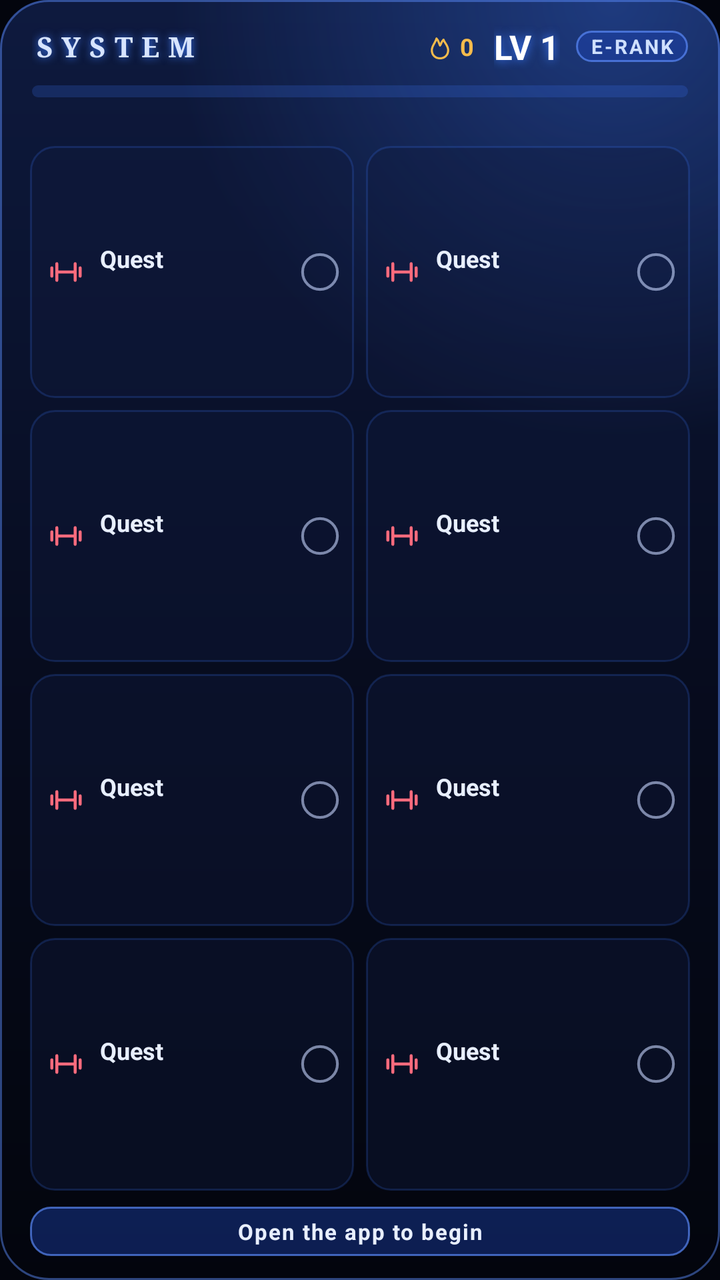
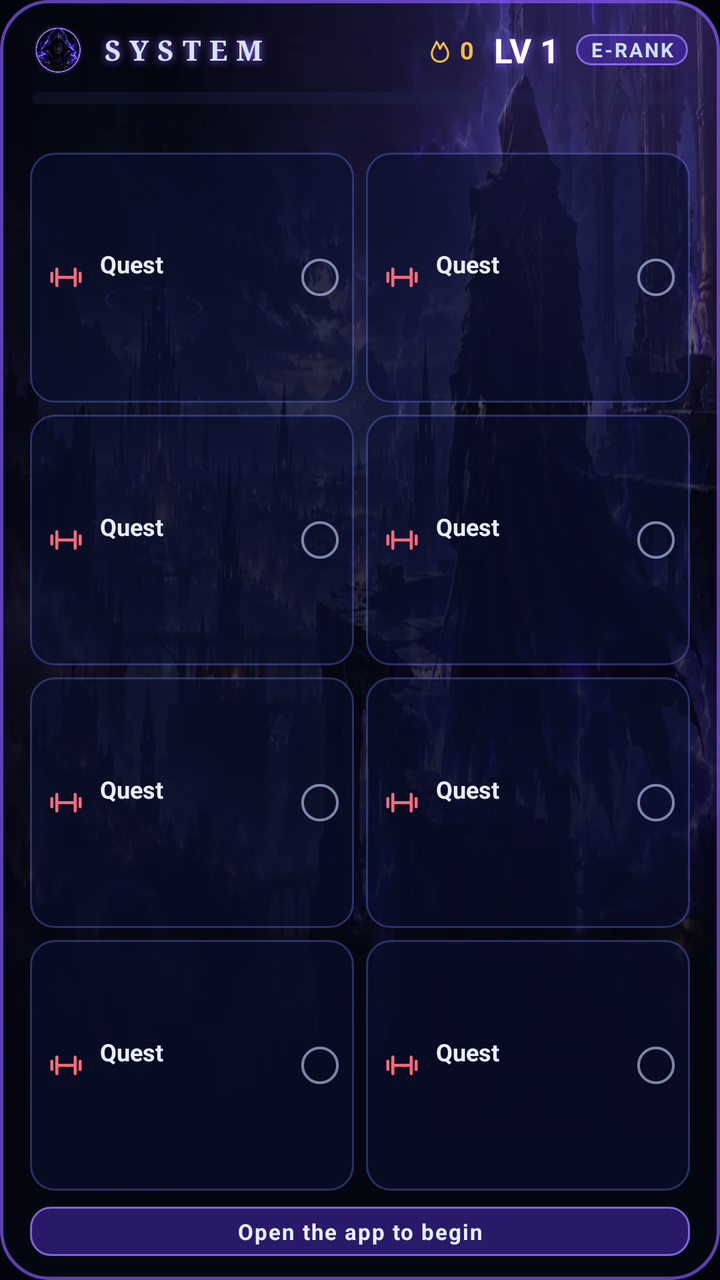

Screens rendered from an Android XML layout before and after an edit, with the pre-edit source and the edit as a unified diff.
<!-- AndroidManifest.xml: application theme AppTheme -->
<!-- res/layout/widget.xml -->
<?xml version="1.0" encoding="utf-8"?>
<LinearLayout xmlns:android="http://schemas.android.com/apk/res/android"
    android:id="@+id/root"
    android:layout_width="match_parent"
    android:layout_height="match_parent"
    android:background="@drawable/widget_bg"
    android:orientation="vertical"
    android:padding="12dp">

    <LinearLayout
        android:id="@+id/header"
        android:layout_width="match_parent"
        android:layout_height="wrap_content"
        android:gravity="center_vertical"
        android:orientation="horizontal"
        android:paddingStart="4dp"
        android:paddingEnd="4dp">
        <TextView
            android:layout_width="wrap_content"
            android:layout_height="wrap_content"
            android:fontFamily="serif"
            android:letterSpacing="0.32"
            android:shadowColor="#FF3D7BFF"
            android:shadowRadius="10"
            android:text="SYSTEM"
            android:textColor="#FFD7E4FF"
            android:textSize="14sp"
            android:textStyle="bold" />
        <TextView
            android:layout_width="0dp"
            android:layout_height="wrap_content"
            android:layout_weight="1"
            android:text="" />
        <ImageView
            android:layout_width="14dp"
            android:layout_height="14dp"
            android:contentDescription="@null"
            android:src="@drawable/ic_flame" />
        <TextView
            android:id="@+id/streak"
            android:layout_width="wrap_content"
            android:layout_height="wrap_content"
            android:layout_marginStart="3dp"
            android:layout_marginEnd="10dp"
            android:text="0"
            android:textColor="#FFF5BB4C"
            android:textSize="12sp"
            android:textStyle="bold" />
        <TextView
            android:id="@+id/level"
            android:layout_width="wrap_content"
            android:layout_height="wrap_content"
            android:shadowColor="#FF3D7BFF"
            android:shadowRadius="12"
            android:text="LV 1"
            android:textColor="#FFFFFFFF"
            android:textSize="17sp"
            android:textStyle="bold" />
        <TextView
            android:id="@+id/rank"
            android:layout_width="wrap_content"
            android:layout_height="wrap_content"
            android:layout_marginStart="8dp"
            android:background="@drawable/banner_blue"
            android:letterSpacing="0.1"
            android:paddingStart="7dp"
            android:paddingTop="1dp"
            android:paddingEnd="7dp"
            android:paddingBottom="1dp"
            android:text="E-RANK"
            android:textColor="#FFCFE0FF"
            android:textSize="10sp"
            android:textStyle="bold" />
    </LinearLayout>

    <ProgressBar
        android:id="@+id/xp"
        style="?android:attr/progressBarStyleHorizontal"
        android:layout_width="match_parent"
        android:layout_height="6dp"
        android:layout_marginStart="4dp"
        android:layout_marginTop="8dp"
        android:layout_marginEnd="4dp"
        android:max="100"
        android:progress="0"
        android:progressDrawable="@drawable/xp_bar" />

    <TextView
        android:id="@+id/xptext"
        android:layout_width="match_parent"
        android:layout_height="wrap_content"
        android:layout_marginStart="4dp"
        android:layout_marginTop="3dp"
        android:layout_marginBottom="4dp"
        android:text=""
        android:textColor="#FFA9B8DC"
        android:textSize="10.5sp" />

    <LinearLayout
        android:layout_width="match_parent"
        android:layout_height="0dp"
        android:layout_weight="1"
        android:orientation="vertical">
        <LinearLayout
            android:id="@+id/row0"
            android:layout_width="match_parent"
            android:layout_height="0dp"
            android:layout_weight="1"
            android:orientation="horizontal">
            <LinearLayout
                android:id="@+id/cell0"
                android:layout_width="0dp"
                android:layout_height="match_parent"
                android:layout_weight="1"
                android:layout_margin="3dp"
                android:background="@drawable/cell_bg"
                android:gravity="center_vertical"
                android:orientation="horizontal"
                android:paddingStart="8dp"
                android:paddingEnd="6dp">
                <ImageView
                    android:id="@+id/icon0"
                    android:layout_width="20dp"
                    android:layout_height="20dp"
                    android:contentDescription="@null"
                    android:src="@drawable/ic_q_train" />
                <LinearLayout
                    android:layout_width="0dp"
                    android:layout_height="wrap_content"
                    android:layout_weight="1"
                    android:layout_marginStart="7dp"
                    android:layout_marginEnd="4dp"
                    android:orientation="vertical">
                    <TextView
                        android:id="@+id/name0"
                        android:layout_width="match_parent"
                        android:layout_height="wrap_content"
                        android:ellipsize="end"
                        android:maxLines="1"
                        android:text="Quest"
                        android:textColor="#FFE8EFFF"
                        android:textSize="12sp"
                        android:textStyle="bold" />
                    <TextView
                        android:id="@+id/detail0"
                        android:layout_width="match_parent"
                        android:layout_height="wrap_content"
                        android:ellipsize="end"
                        android:maxLines="1"
                        android:text=""
                        android:textColor="#FF8A97BB"
                        android:textSize="10sp" />
                </LinearLayout>
                <ImageView
                    android:id="@+id/check0"
                    android:layout_width="22dp"
                    android:layout_height="22dp"
                    android:contentDescription="@null"
                    android:src="@drawable/ic_check_off" />
            </LinearLayout>
            <LinearLayout
                android:id="@+id/cell1"
                android:layout_width="0dp"
                android:layout_height="match_parent"
                android:layout_weight="1"
                android:layout_margin="3dp"
                android:background="@drawable/cell_bg"
                android:gravity="center_vertical"
                android:orientation="horizontal"
                android:paddingStart="8dp"
                android:paddingEnd="6dp">
                <ImageView
                    android:id="@+id/icon1"
                    android:layout_width="20dp"
                    android:layout_height="20dp"
                    android:contentDescription="@null"
                    android:src="@drawable/ic_q_train" />
                <LinearLayout
                    android:layout_width="0dp"
                    android:layout_height="wrap_content"
                    android:layout_weight="1"
                    android:layout_marginStart="7dp"
                    android:layout_marginEnd="4dp"
                    android:orientation="vertical">
                    <TextView
                        android:id="@+id/name1"
                        android:layout_width="match_parent"
                        android:layout_height="wrap_content"
                        android:ellipsize="end"
                        android:maxLines="1"
                        android:text="Quest"
                        android:textColor="#FFE8EFFF"
                        android:textSize="12sp"
                        android:textStyle="bold" />
                    <TextView
                        android:id="@+id/detail1"
                        android:layout_width="match_parent"
                        android:layout_height="wrap_content"
                        android:ellipsize="end"
                        android:maxLines="1"
                        android:text=""
                        android:textColor="#FF8A97BB"
                        android:textSize="10sp" />
                </LinearLayout>
                <ImageView
                    android:id="@+id/check1"
                    android:layout_width="22dp"
                    android:layout_height="22dp"
                    android:contentDescription="@null"
                    android:src="@drawable/ic_check_off" />
            </LinearLayout>
        </LinearLayout>
        <LinearLayout
            android:id="@+id/row1"
            android:layout_width="match_parent"
            android:layout_height="0dp"
            android:layout_weight="1"
            android:orientation="horizontal">
            <LinearLayout
                android:id="@+id/cell2"
                android:layout_width="0dp"
                android:layout_height="match_parent"
                android:layout_weight="1"
                android:layout_margin="3dp"
                android:background="@drawable/cell_bg"
                android:gravity="center_vertical"
                android:orientation="horizontal"
                android:paddingStart="8dp"
                android:paddingEnd="6dp">
                <ImageView
                    android:id="@+id/icon2"
                    android:layout_width="20dp"
                    android:layout_height="20dp"
                    android:contentDescription="@null"
                    android:src="@drawable/ic_q_train" />
                <LinearLayout
                    android:layout_width="0dp"
                    android:layout_height="wrap_content"
                    android:layout_weight="1"
                    android:layout_marginStart="7dp"
                    android:layout_marginEnd="4dp"
                    android:orientation="vertical">
                    <TextView
                        android:id="@+id/name2"
                        android:layout_width="match_parent"
                        android:layout_height="wrap_content"
                        android:ellipsize="end"
                        android:maxLines="1"
                        android:text="Quest"
                        android:textColor="#FFE8EFFF"
                        android:textSize="12sp"
                        android:textStyle="bold" />
                    <TextView
                        android:id="@+id/detail2"
                        android:layout_width="match_parent"
                        android:layout_height="wrap_content"
                        android:ellipsize="end"
                        android:maxLines="1"
                        android:text=""
                        android:textColor="#FF8A97BB"
                        android:textSize="10sp" />
                </LinearLayout>
                <ImageView
                    android:id="@+id/check2"
                    android:layout_width="22dp"
                    android:layout_height="22dp"
                    android:contentDescription="@null"
                    android:src="@drawable/ic_check_off" />
            </LinearLayout>
            <LinearLayout
                android:id="@+id/cell3"
                android:layout_width="0dp"
                android:layout_height="match_parent"
                android:layout_weight="1"
                android:layout_margin="3dp"
                android:background="@drawable/cell_bg"
                android:gravity="center_vertical"
                android:orientation="horizontal"
                android:paddingStart="8dp"
                android:paddingEnd="6dp">
                <ImageView
                    android:id="@+id/icon3"
                    android:layout_width="20dp"
                    android:layout_height="20dp"
                    android:contentDescription="@null"
                    android:src="@drawable/ic_q_train" />
                <LinearLayout
                    android:layout_width="0dp"
                    android:layout_height="wrap_content"
                    android:layout_weight="1"
                    android:layout_marginStart="7dp"
                    android:layout_marginEnd="4dp"
                    android:orientation="vertical">
                    <TextView
                        android:id="@+id/name3"
                        android:layout_width="match_parent"
                        android:layout_height="wrap_content"
                        android:ellipsize="end"
                        android:maxLines="1"
                        android:text="Quest"
                        android:textColor="#FFE8EFFF"
                        android:textSize="12sp"
                        android:textStyle="bold" />
                    <TextView
                        android:id="@+id/detail3"
                        android:layout_width="match_parent"
                        android:layout_height="wrap_content"
                        android:ellipsize="end"
                        android:maxLines="1"
                        android:text=""
                        android:textColor="#FF8A97BB"
                        android:textSize="10sp" />
                </LinearLayout>
                <ImageView
                    android:id="@+id/check3"
                    android:layout_width="22dp"
                    android:layout_height="22dp"
                    android:contentDescription="@null"
                    android:src="@drawable/ic_check_off" />
            </LinearLayout>
        </LinearLayout>
        <LinearLayout
            android:id="@+id/row2"
            android:layout_width="match_parent"
            android:layout_height="0dp"
            android:layout_weight="1"
            android:orientation="horizontal">
            <LinearLayout
                android:id="@+id/cell4"
                android:layout_width="0dp"
                android:layout_height="match_parent"
                android:layout_weight="1"
                android:layout_margin="3dp"
                android:background="@drawable/cell_bg"
                android:gravity="center_vertical"
                android:orientation="horizontal"
                android:paddingStart="8dp"
                android:paddingEnd="6dp">
                <ImageView
                    android:id="@+id/icon4"
                    android:layout_width="20dp"
                    android:layout_height="20dp"
                    android:contentDescription="@null"
                    android:src="@drawable/ic_q_train" />
                <LinearLayout
                    android:layout_width="0dp"
                    android:layout_height="wrap_content"
                    android:layout_weight="1"
                    android:layout_marginStart="7dp"
                    android:layout_marginEnd="4dp"
                    android:orientation="vertical">
                    <TextView
                        android:id="@+id/name4"
                        android:layout_width="match_parent"
                        android:layout_height="wrap_content"
                        android:ellipsize="end"
                        android:maxLines="1"
                        android:text="Quest"
                        android:textColor="#FFE8EFFF"
                        android:textSize="12sp"
                        android:textStyle="bold" />
                    <TextView
                        android:id="@+id/detail4"
                        android:layout_width="match_parent"
                        android:layout_height="wrap_content"
                        android:ellipsize="end"
                        android:maxLines="1"
                        android:text=""
                        android:textColor="#FF8A97BB"
                        android:textSize="10sp" />
                </LinearLayout>
                <ImageView
                    android:id="@+id/check4"
                    android:layout_width="22dp"
                    android:layout_height="22dp"
                    android:contentDescription="@null"
                    android:src="@drawable/ic_check_off" />
            </LinearLayout>
            <LinearLayout
                android:id="@+id/cell5"
                android:layout_width="0dp"
                android:layout_height="match_parent"
                android:layout_weight="1"
                android:layout_margin="3dp"
                android:background="@drawable/cell_bg"
                android:gravity="center_vertical"
                android:orientation="horizontal"
                android:paddingStart="8dp"
                android:paddingEnd="6dp">
                <ImageView
                    android:id="@+id/icon5"
                    android:layout_width="20dp"
                    android:layout_height="20dp"
                    android:contentDescription="@null"
                    android:src="@drawable/ic_q_train" />
                <LinearLayout
                    android:layout_width="0dp"
                    android:layout_height="wrap_content"
                    android:layout_weight="1"
                    android:layout_marginStart="7dp"
                    android:layout_marginEnd="4dp"
                    android:orientation="vertical">
                    <TextView
                        android:id="@+id/name5"
                        android:layout_width="match_parent"
                        android:layout_height="wrap_content"
                        android:ellipsize="end"
                        android:maxLines="1"
                        android:text="Quest"
                        android:textColor="#FFE8EFFF"
                        android:textSize="12sp"
                        android:textStyle="bold" />
                    <TextView
                        android:id="@+id/detail5"
                        android:layout_width="match_parent"
                        android:layout_height="wrap_content"
                        android:ellipsize="end"
                        android:maxLines="1"
                        android:text=""
                        android:textColor="#FF8A97BB"
                        android:textSize="10sp" />
                </LinearLayout>
                <ImageView
                    android:id="@+id/check5"
                    android:layout_width="22dp"
                    android:layout_height="22dp"
                    android:contentDescription="@null"
                    android:src="@drawable/ic_check_off" />
            </LinearLayout>
        </LinearLayout>
        <LinearLayout
            android:id="@+id/row3"
            android:layout_width="match_parent"
            android:layout_height="0dp"
            android:layout_weight="1"
            android:orientation="horizontal">
            <LinearLayout
                android:id="@+id/cell6"
                android:layout_width="0dp"
                android:layout_height="match_parent"
                android:layout_weight="1"
                android:layout_margin="3dp"
                android:background="@drawable/cell_bg"
                android:gravity="center_vertical"
                android:orientation="horizontal"
                android:paddingStart="8dp"
                android:paddingEnd="6dp">
                <ImageView
                    android:id="@+id/icon6"
                    android:layout_width="20dp"
                    android:layout_height="20dp"
                    android:contentDescription="@null"
                    android:src="@drawable/ic_q_train" />
                <LinearLayout
                    android:layout_width="0dp"
                    android:layout_height="wrap_content"
                    android:layout_weight="1"
                    android:layout_marginStart="7dp"
                    android:layout_marginEnd="4dp"
                    android:orientation="vertical">
                    <TextView
                        android:id="@+id/name6"
                        android:layout_width="match_parent"
                        android:layout_height="wrap_content"
                        android:ellipsize="end"
                        android:maxLines="1"
                        android:text="Quest"
                        android:textColor="#FFE8EFFF"
                        android:textSize="12sp"
                        android:textStyle="bold" />
                    <TextView
                        android:id="@+id/detail6"
                        android:layout_width="match_parent"
                        android:layout_height="wrap_content"
                        android:ellipsize="end"
                        android:maxLines="1"
                        android:text=""
                        android:textColor="#FF8A97BB"
                        android:textSize="10sp" />
                </LinearLayout>
                <ImageView
                    android:id="@+id/check6"
                    android:layout_width="22dp"
                    android:layout_height="22dp"
                    android:contentDescription="@null"
                    android:src="@drawable/ic_check_off" />
            </LinearLayout>
            <LinearLayout
                android:id="@+id/cell7"
                android:layout_width="0dp"
                android:layout_height="match_parent"
                android:layout_weight="1"
                android:layout_margin="3dp"
                android:background="@drawable/cell_bg"
                android:gravity="center_vertical"
                android:orientation="horizontal"
                android:paddingStart="8dp"
                android:paddingEnd="6dp">
                <ImageView
                    android:id="@+id/icon7"
                    android:layout_width="20dp"
                    android:layout_height="20dp"
                    android:contentDescription="@null"
                    android:src="@drawable/ic_q_train" />
                <LinearLayout
                    android:layout_width="0dp"
                    android:layout_height="wrap_content"
                    android:layout_weight="1"
                    android:layout_marginStart="7dp"
                    android:layout_marginEnd="4dp"
                    android:orientation="vertical">
                    <TextView
                        android:id="@+id/name7"
                        android:layout_width="match_parent"
                        android:layout_height="wrap_content"
                        android:ellipsize="end"
                        android:maxLines="1"
                        android:text="Quest"
                        android:textColor="#FFE8EFFF"
                        android:textSize="12sp"
                        android:textStyle="bold" />
                    <TextView
                        android:id="@+id/detail7"
                        android:layout_width="match_parent"
                        android:layout_height="wrap_content"
                        android:ellipsize="end"
                        android:maxLines="1"
                        android:text=""
                        android:textColor="#FF8A97BB"
                        android:textSize="10sp" />
                </LinearLayout>
                <ImageView
                    android:id="@+id/check7"
                    android:layout_width="22dp"
                    android:layout_height="22dp"
                    android:contentDescription="@null"
                    android:src="@drawable/ic_check_off" />
            </LinearLayout>
        </LinearLayout>
    </LinearLayout>

    <TextView
        android:id="@+id/footer"
        android:layout_width="match_parent"
        android:layout_height="wrap_content"
        android:layout_marginStart="3dp"
        android:layout_marginTop="5dp"
        android:layout_marginEnd="3dp"
        android:background="@drawable/banner_blue"
        android:ellipsize="end"
        android:gravity="center"
        android:letterSpacing="0.06"
        android:maxLines="1"
        android:paddingTop="5dp"
        android:paddingBottom="5dp"
        android:text="Open the app to begin"
        android:textColor="#FFE8EFFF"
        android:textSize="11sp"
        android:textStyle="bold" />
</LinearLayout>
<!-- resources referenced by this layout -->
<resources>
  <!-- drawable banner_blue (drawable) -->
  <?xml version="1.0" encoding="utf-8"?>
  <shape xmlns:android="http://schemas.android.com/apk/res/android" android:shape="rectangle">
      <corners android:radius="10dp"/>
      <solid android:color="#661D44B8"/>
      <stroke android:width="1dp" android:color="#AA5D8DFF"/>
  </shape>
  <!-- drawable cell_bg (drawable) -->
  <?xml version="1.0" encoding="utf-8"?>
  <shape xmlns:android="http://schemas.android.com/apk/res/android" android:shape="rectangle">
      <corners android:radius="12dp"/>
      <solid android:color="#660F1A3D"/>
      <stroke android:width="1dp" android:color="#333D7BFF"/>
  </shape>
  <!-- drawable ic_check_off (drawable) -->
  <vector xmlns:android="http://schemas.android.com/apk/res/android" android:width="24dp" android:height="24dp" android:viewportWidth="24" android:viewportHeight="24">
      <path android:pathData="M12 2.5a9.5 9.5 0 1 0 0 19a9.5 9.5 0 1 0 0-19z" android:fillColor="#00000000" android:strokeColor="#99C8D7FF" android:strokeWidth="1.5"/>
  </vector>
  <!-- drawable ic_q_train (drawable) -->
  <vector xmlns:android="http://schemas.android.com/apk/res/android" android:width="24dp" android:height="24dp" android:viewportWidth="24" android:viewportHeight="24">
      <path android:pathData="M6.5 7v10M17.5 7v10M3.5 9.5v5M20.5 9.5v5M6.5 12h11" android:fillColor="#00000000" android:strokeColor="#FFFF6B7D" android:strokeWidth="1.8" android:strokeLineCap="round" android:strokeLineJoin="round"/>
  </vector>
  <!-- drawable widget_bg (drawable) -->
  <?xml version="1.0" encoding="utf-8"?>
  <layer-list xmlns:android="http://schemas.android.com/apk/res/android">
      <item>
          <shape android:shape="rectangle">
              <corners android:radius="24dp"/>
              <gradient android:angle="270" android:startColor="#FF0E1A3F" android:centerColor="#FF070C1F" android:endColor="#FF03050D"/>
          </shape>
      </item>
      <item>
          <shape android:shape="rectangle">
              <corners android:radius="24dp"/>
              <gradient android:type="radial" android:gradientRadius="220dp" android:centerX="0.85" android:centerY="0" android:startColor="#553D7BFF" android:endColor="#003D7BFF"/>
          </shape>
      </item>
      <item>
          <shape android:shape="rectangle">
              <corners android:radius="24dp"/>
              <stroke android:width="1dp" android:color="#775D8DFF"/>
          </shape>
      </item>
  </layer-list>
  <!-- drawable xp_bar (drawable) -->
  <?xml version="1.0" encoding="utf-8"?>
  <layer-list xmlns:android="http://schemas.android.com/apk/res/android">
      <item android:id="@android:id/background">
          <shape><corners android:radius="4dp"/><solid android:color="#333D7BFF"/></shape>
      </item>
      <item android:id="@android:id/progress">
          <clip>
              <shape><corners android:radius="4dp"/><gradient android:angle="0" android:startColor="#FF2C63FF" android:endColor="#FF9CD0FF"/></shape>
          </clip>
      </item>
  </layer-list>
  <style name="AppTheme" parent="android:Theme.Material.NoActionBar">
          <item name="android:windowBackground">@color/bg</item>
          <item name="android:statusBarColor">@color/bg</item>
          <item name="android:navigationBarColor">@color/bg</item>
          <item name="android:windowLightStatusBar">false</item>
      </style>
  <color name="bg">#FF03050D</color>
  <!-- unchanged entries left out for length: 1 -->
</resources>

<!-- the commit's change to res/layout/widget.xml (unified diff, before → after) -->
@@ -4,6 +4,7 @@
     android:layout_width="match_parent"
     android:layout_height="match_parent"
     android:background="@drawable/widget_bg"
+    android:clipToOutline="true"
     android:orientation="vertical"
     android:padding="12dp">
 
@@ -15,12 +16,18 @@
         android:orientation="horizontal"
         android:paddingStart="4dp"
         android:paddingEnd="4dp">
+        <ImageView
+            android:layout_width="26dp"
+            android:layout_height="26dp"
+            android:layout_marginEnd="8dp"
+            android:contentDescription="@null"
+            android:src="@drawable/widget_avatar" />
         <TextView
             android:layout_width="wrap_content"
             android:layout_height="wrap_content"
             android:fontFamily="serif"
             android:letterSpacing="0.32"
-            android:shadowColor="#FF3D7BFF"
+            android:shadowColor="#FF8B5CFF"
             android:shadowRadius="10"
             android:text="SYSTEM"
             android:textColor="#FFD7E4FF"
@@ -50,7 +57,7 @@
             android:id="@+id/level"
             android:layout_width="wrap_content"
             android:layout_height="wrap_content"
-            android:shadowColor="#FF3D7BFF"
+            android:shadowColor="#FF8B5CFF"
             android:shadowRadius="12"
             android:text="LV 1"
             android:textColor="#FFFFFFFF"
<!-- resource entries referenced after the edit -->
@@ -4,15 +4,15 @@
   <?xml version="1.0" encoding="utf-8"?>
   <shape xmlns:android="http://schemas.android.com/apk/res/android" android:shape="rectangle">
       <corners android:radius="10dp"/>
-      <solid android:color="#661D44B8"/>
-      <stroke android:width="1dp" android:color="#AA5D8DFF"/>
+      <solid android:color="#884A2BB8"/>
+      <stroke android:width="1dp" android:color="#CC9D7BFF"/>
   </shape>
   <!-- drawable cell_bg (drawable) -->
   <?xml version="1.0" encoding="utf-8"?>
   <shape xmlns:android="http://schemas.android.com/apk/res/android" android:shape="rectangle">
       <corners android:radius="12dp"/>
-      <solid android:color="#660F1A3D"/>
-      <stroke android:width="1dp" android:color="#333D7BFF"/>
+      <solid android:color="#990A1030"/>
+      <stroke android:width="1dp" android:color="#556F7FFF"/>
   </shape>
   <!-- drawable ic_check_off (drawable) -->
   <vector xmlns:android="http://schemas.android.com/apk/res/android" android:width="24dp" android:height="24dp" android:viewportWidth="24" android:viewportHeight="24">
@@ -22,25 +22,29 @@
   <vector xmlns:android="http://schemas.android.com/apk/res/android" android:width="24dp" android:height="24dp" android:viewportWidth="24" android:viewportHeight="24">
       <path android:pathData="M6.5 7v10M17.5 7v10M3.5 9.5v5M20.5 9.5v5M6.5 12h11" android:fillColor="#00000000" android:strokeColor="#FFFF6B7D" android:strokeWidth="1.8" android:strokeLineCap="round" android:strokeLineJoin="round"/>
   </vector>
+  <!-- drawable widget_avatar: png bitmap (drawable-nodpi, 61674 bytes) -->
   <!-- drawable widget_bg (drawable) -->
   <?xml version="1.0" encoding="utf-8"?>
   <layer-list xmlns:android="http://schemas.android.com/apk/res/android">
       <item>
           <shape android:shape="rectangle">
               <corners android:radius="24dp"/>
-              <gradient android:angle="270" android:startColor="#FF0E1A3F" android:centerColor="#FF070C1F" android:endColor="#FF03050D"/>
+              <solid android:color="#FF03050D"/>
+          </shape>
+      </item>
+      <item>
+          <bitmap android:src="@drawable/widget_art" android:gravity="fill" android:antialias="true"/>
+      </item>
+      <item>
+          <shape android:shape="rectangle">
+              <corners android:radius="24dp"/>
+              <gradient android:type="radial" android:gradientRadius="240dp" android:centerX="0.9" android:centerY="0" android:startColor="#448B5CFF" android:endColor="#008B5CFF"/>
           </shape>
       </item>
       <item>
           <shape android:shape="rectangle">
               <corners android:radius="24dp"/>
-              <gradient android:type="radial" android:gradientRadius="220dp" android:centerX="0.85" android:centerY="0" android:startColor="#553D7BFF" android:endColor="#003D7BFF"/>
-          </shape>
-      </item>
-      <item>
-          <shape android:shape="rectangle">
-              <corners android:radius="24dp"/>
-              <stroke android:width="1dp" android:color="#775D8DFF"/>
+              <stroke android:width="1.5dp" android:color="#AA8B5CFF"/>
           </shape>
       </item>
   </layer-list>
@@ -48,11 +52,11 @@
   <?xml version="1.0" encoding="utf-8"?>
   <layer-list xmlns:android="http://schemas.android.com/apk/res/android">
       <item android:id="@android:id/background">
-          <shape><corners android:radius="4dp"/><solid android:color="#333D7BFF"/></shape>
+          <shape><corners android:radius="4dp"/><solid android:color="#44222A55"/></shape>
       </item>
       <item android:id="@android:id/progress">
           <clip>
-              <shape><corners android:radius="4dp"/><gradient android:angle="0" android:startColor="#FF2C63FF" android:endColor="#FF9CD0FF"/></shape>
+              <shape><corners android:radius="4dp"/><gradient android:angle="0" android:startColor="#FF4169FF" android:centerColor="#FF8B5CFF" android:endColor="#FFC9B8FF"/></shape>
           </clip>
       </item>
   </layer-list>
@@ -62,6 +66,7 @@
           <item name="android:navigationBarColor">@color/bg</item>
           <item name="android:windowLightStatusBar">false</item>
       </style>
+  <!-- drawable widget_art: webp bitmap (drawable-nodpi, 20886 bytes) -->
   <color name="bg">#FF03050D</color>
   <!-- unchanged entries left out for length: 1 -->
 </resources>
